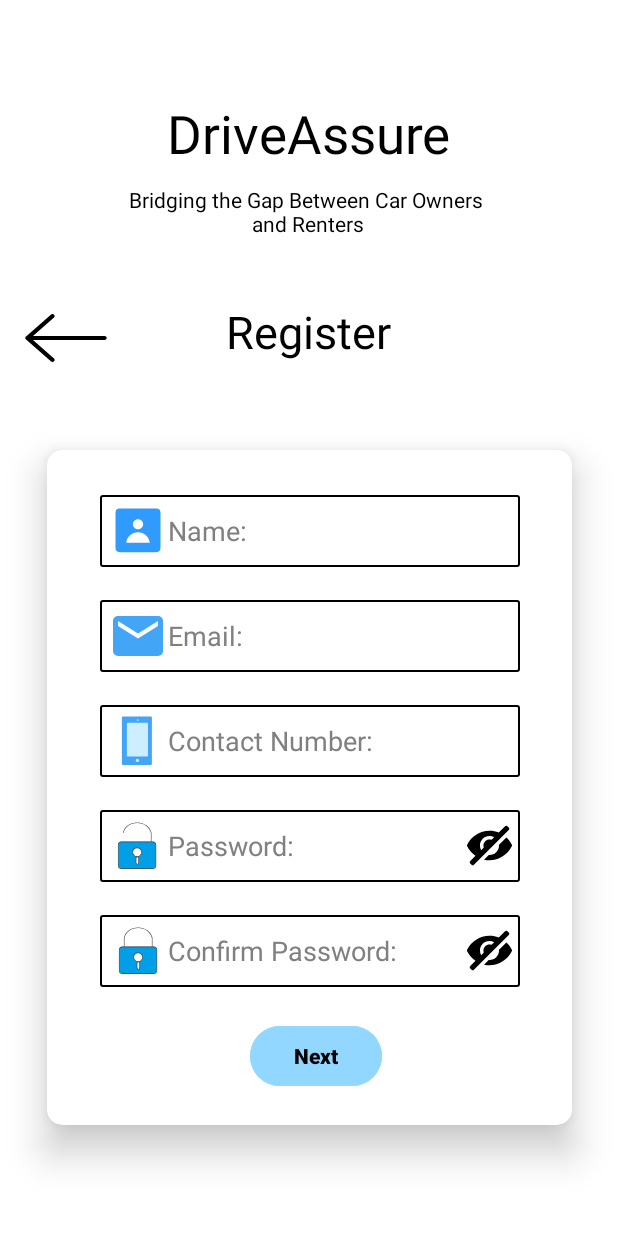
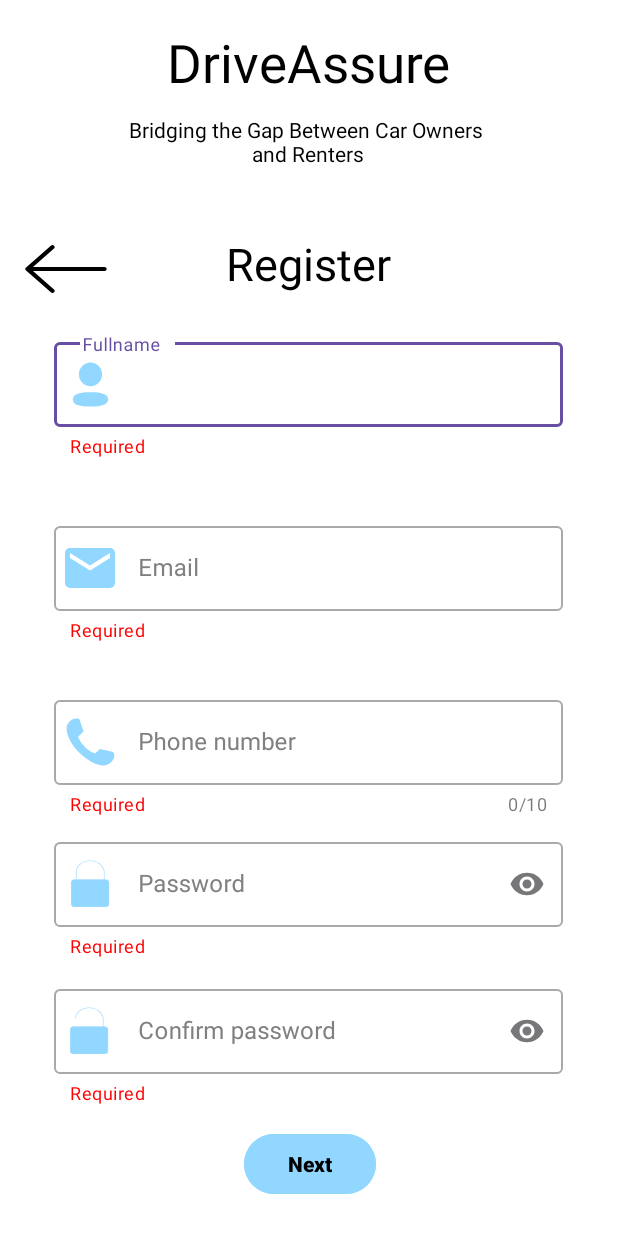
Before and after one commit to BradlyVinceGorgonio/DriveAssure, an Android app: the RegisterPage screen opened directly, with no data from a screen before it, on a phone screen of 412 x 824 dp. Shown: the top 1233 px of the screen. Run offline under Robolectric (Android 15) with nearby library versions, the phone set to English and light mode, and no system bars.

Commit message:
Register

```diff
--- /dev/null
+++ b/app/src/main/res/drawable/phone.xml
@@ -0,0 +1,4 @@
+<vector android:height="34.965855dp" android:viewportHeight="1024"
+    android:viewportWidth="1025" android:width="35dp" xmlns:android="http://schemas.android.com/apk/res/android">
+    <path android:fillColor="#FF000000" android:pathData="M377.1,307.6 L273.9,410.9C273.9,410.9 359.5,654.6 602.9,740.4L693.9,649.3 931.8,705.3C931.8,705.3 973.4,716.6 972.6,770.4 972.6,770.4 988.5,895.7 826.3,964.1 544.3,1046.3 -8.5,528.9 56.5,193.1 56.5,193.1 118.6,36.6 255.7,52.5 255.7,52.5 291.7,39.9 308.7,93.5L377.1,307.6 377.1,307.6Z"/>
+</vector>
--- /dev/null
+++ b/app/src/main/res/drawable/profile.xml
@@ -0,0 +1,4 @@
+<vector android:height="35dp" android:viewportHeight="1024"
+    android:viewportWidth="1024" android:width="35dp" xmlns:android="http://schemas.android.com/apk/res/android">
+    <path android:fillColor="#FF000000" android:pathData="M420.2,663.5a1148.7,1148.7 0,0 1,184.6 0,752.6 752.6,0 0,1 99.7,12.5c71.3,14.4 117.8,38 137.7,75.9 14.9,29.6 14.9,64.9 0,94.5 -19.9,38 -64.6,63 -138.4,75.9 -32.9,6.6 -66.2,10.9 -99.7,12.9 -31,3.4 -62,3.4 -93.4,3.4h-56.5a269.3,269.3 0,0 0,-34.3 -2.3,682.9 682.9,0 0,1 -99.7,-12.5c-71.3,-13.7 -117.8,-38 -137.7,-75.9A104.1,104.1 0,0 1,170.7 800.2a103,103 0,0 1,11.4 -48.2c19.6,-38 66.1,-62.6 138.1,-75.9 33,-6.5 66.4,-10.7 100,-12.5zM512.1,85.3c123.7,0 224,103.2 224,230.4 0,127.3 -100.3,230.4 -224,230.4S288,443.1 288,315.7c0,-127.2 100.3,-230.4 224.1,-230.4z"/>
+</vector>
--- a/app/src/main/res/layout/activity_login_home_page.xml
+++ b/app/src/main/res/layout/activity_login_home_page.xml
@@ -115,6 +115,7 @@
         android:layout_width="330dp"
         android:layout_height="wrap_content"
         android:hint=" Email"
+        app:startIconTint="@color/blue"
         android:textColor="@color/black"
         android:textColorHint="@color/grey"
         app:counterEnabled="true"
@@ -152,6 +153,7 @@
         app:counterMaxLength="30"
         app:endIconMode="password_toggle"
         app:helperText="Required"
+        app:startIconTint="@color/blue"
         app:startIconDrawable="@drawable/password_153"
         app:helperTextTextColor="@color/red"
         app:layout_constraintBottom_toBottomOf="parent"
--- a/app/src/main/res/layout/activity_register_page.xml
+++ b/app/src/main/res/layout/activity_register_page.xml
@@ -18,7 +18,7 @@
         app:layout_constraintEnd_toEndOf="parent"
         app:layout_constraintStart_toStartOf="parent"
         app:layout_constraintTop_toTopOf="parent"
-        app:layout_constraintVertical_bias="0.084"></TextView>
+        app:layout_constraintVertical_bias="0.023"></TextView>
 
     <TextView
         android:id="@+id/textView3"
@@ -47,7 +47,7 @@
         app:layout_constraintHorizontal_bias="0.045"
         app:layout_constraintStart_toStartOf="parent"
         app:layout_constraintTop_toTopOf="parent"
-        app:layout_constraintVertical_bias="0.259" />
+        app:layout_constraintVertical_bias="0.2" />
 
     <TextView
         android:id="@+id/textView"
@@ -61,138 +61,179 @@
         app:layout_constraintHorizontal_bias="0.498"
         app:layout_constraintStart_toStartOf="parent"
         app:layout_constraintTop_toTopOf="parent"
-        app:layout_constraintVertical_bias="0.256" />
-
-    <androidx.cardview.widget.CardView
-        android:id="@+id/cardView"
-        android:textColor="@color/black"
-        android:layout_width="350dp"
-        android:layout_height="450dp"
-        app:cardBackgroundColor="@android:color/white"
-        app:cardCornerRadius="10dp"
-        android:layout_marginTop="160dp"
-        app:cardElevation="15dp"
-        app:layout_constraintBottom_toBottomOf="parent"
-        app:layout_constraintEnd_toEndOf="parent"
-        app:layout_constraintHorizontal_bias="0.502"
-        app:layout_constraintStart_toStartOf="parent"
-        app:layout_constraintTop_toTopOf="parent"
-        app:layout_constraintVertical_bias="0.655">
+        app:layout_constraintVertical_bias="0.198" />
 
 
     <Button
         android:id="@+id/button4"
         android:layout_width="wrap_content"
         android:layout_height="wrap_content"
+        android:layout_marginLeft="135dp"
+        android:layout_marginBottom="24dp"
         android:backgroundTint="@color/blue"
-            android:layout_marginTop="380dp"
+        android:gravity="center"
+        android:text="Next"
         android:textColor="@color/black"
         android:textStyle="bold"
-           android:gravity="center"
-          android:text="Next"
-            android:layout_marginLeft="135dp"
         app:layout_constraintBottom_toBottomOf="parent"
         app:layout_constraintEnd_toEndOf="parent"
+        app:layout_constraintHorizontal_bias="0.145"
+        app:layout_constraintStart_toStartOf="parent" />
+
+    <com.google.android.material.textfield.TextInputLayout
+        android:id="@+id/textInputLayout3"
+        style="@style/Widget.MaterialComponents.TextInputLayout.OutlinedBox"
+        android:layout_width="350dp"
+        android:layout_height="wrap_content"
+        android:layout_marginBottom="440dp"
+        android:hint=" Fullname"
+        android:textColor="@color/black"
+        android:textColorHint="@color/grey"
+        app:endIconMode="clear_text"
+        app:helperText="Required"
+        app:helperTextTextColor="@color/red"
+        app:layout_constraintBottom_toBottomOf="parent"
+        app:layout_constraintEnd_toEndOf="parent"
+        app:layout_constraintHorizontal_bias="0.491"
         app:layout_constraintStart_toStartOf="parent"
-            app:layout_constraintTop_toBottomOf="@+id/confirmPassRegister"
-            app:layout_constraintVertical_bias="0.203"
-             />
+        app:layout_constraintTop_toBottomOf="@+id/textView"
+        app:layout_constraintVertical_bias="0.25"
+        app:startIconDrawable="@drawable/profile"
+        app:startIconTint="@color/blue">
+
+        <com.google.android.material.textfield.TextInputEditText
+            android:id="@+id/nameRegister"
+            android:layout_width="match_parent"
+            android:layout_height="wrap_content"
+            android:layout_marginStart="5dp"
+            android:layout_marginEnd="5dp"
+            android:maxLength="30"
+            android:textColor="@color/black" />
+    </com.google.android.material.textfield.TextInputLayout>
+
+    <com.google.android.material.textfield.TextInputLayout
+        android:id="@+id/textInputLayout"
+        style="@style/Widget.MaterialComponents.TextInputLayout.OutlinedBox"
+        android:layout_width="350dp"
+        android:layout_height="wrap_content"
+        android:layout_marginBottom="356dp"
+        android:hint=" Email"
+        android:textColor="@color/black"
+        android:textColorHint="@color/grey"
+        app:endIconMode="clear_text"
+        app:helperText="Required"
+        app:helperTextTextColor="@color/red"
+        app:layout_constraintBottom_toBottomOf="parent"
+        app:layout_constraintEnd_toEndOf="parent"
+        app:layout_constraintHorizontal_bias="0.491"
+        app:layout_constraintStart_toStartOf="parent"
+        app:layout_constraintTop_toBottomOf="@+id/textInputLayout3"
+        app:startIconDrawable="@drawable/email_205"
+        app:startIconTint="@color/blue">
+
+        <com.google.android.material.textfield.TextInputEditText
+            android:id="@+id/emailRegister"
+            android:layout_width="match_parent"
+            android:layout_height="wrap_content"
+            android:layout_marginStart="5dp"
+            android:layout_marginEnd="5dp"
+            android:maxLength="30"
+            android:textColor="@color/black" />
+    </com.google.android.material.textfield.TextInputLayout>
+
+    <com.google.android.material.textfield.TextInputLayout
+        android:id="@+id/textInputLayout4"
+        style="@style/Widget.MaterialComponents.TextInputLayout.OutlinedBox"
+        android:layout_width="350dp"
+        android:layout_height="wrap_content"
+        android:layout_marginBottom="272dp"
+        android:hint=" Phone number"
+        android:textColor="@color/black"
+        android:textColorHint="@color/grey"
+        app:counterEnabled="true"
+        app:counterMaxLength="10"
+        app:endIconMode="clear_text"
+        app:helperText="Required"
+        app:helperTextTextColor="@color/red"
+        app:layout_constraintBottom_toBottomOf="parent"
+        app:layout_constraintEnd_toEndOf="parent"
+        app:layout_constraintHorizontal_bias="0.491"
+        app:layout_constraintStart_toStartOf="parent"
+        app:layout_constraintTop_toBottomOf="@+id/textInputLayout"
+        app:layout_constraintVertical_bias="0.8"
+        app:prefixText="+63 "
+        app:prefixTextColor="@color/blue"
+        app:startIconDrawable="@drawable/phone"
+        app:startIconTint="@color/blue">
+
+        <com.google.android.material.textfield.TextInputEditText
+            android:id="@+id/contactRegister"
+            android:layout_width="match_parent"
+            android:layout_height="wrap_content"
+            android:layout_marginStart="5dp"
+            android:layout_marginEnd="5dp"
+            android:inputType="number"
+            android:textColor="@color/black" />
+    </com.google.android.material.textfield.TextInputLayout>
+
+    <com.google.android.material.textfield.TextInputLayout
+        android:id="@+id/textInputLayout5"
+        style="@style/Widget.MaterialComponents.TextInputLayout.OutlinedBox"
+        android:layout_width="350dp"
+        android:layout_height="wrap_content"
+        android:layout_marginTop="12dp"
+        android:hint=" Password"
+        android:textColor="@color/black"
+        android:textColorHint="@color/grey"
+        app:endIconMode="password_toggle"
+        app:helperText="Required"
+        app:helperTextTextColor="@color/red"
+        app:layout_constraintEnd_toEndOf="parent"
+        app:layout_constraintHorizontal_bias="0.491"
+        app:layout_constraintStart_toStartOf="parent"
+        app:layout_constraintTop_toBottomOf="@+id/textInputLayout4"
+        app:startIconDrawable="@drawable/password_153"
+        app:startIconTint="@color/blue">
+
+        <com.google.android.material.textfield.TextInputEditText
+            android:id="@+id/passwordRegister"
+            android:layout_width="match_parent"
+            android:layout_height="wrap_content"
+            android:layout_marginStart="5dp"
+            android:layout_marginEnd="5dp"
+            android:inputType="textPassword"
+            android:maxLength="30"
+            android:textColor="@color/black" />
+    </com.google.android.material.textfield.TextInputLayout>
+
+    <com.google.android.material.textfield.TextInputLayout
+        style="@style/Widget.MaterialComponents.TextInputLayout.OutlinedBox"
+        android:layout_width="350dp"
+        android:layout_height="wrap_content"
+        android:hint=" Confirm password"
+        android:textColor="@color/black"
+        android:textColorHint="@color/grey"
+        app:endIconMode="password_toggle"
+        app:helperText="Required"
+        app:helperTextTextColor="@color/red"
+        app:layout_constraintBottom_toTopOf="@+id/button4"
+        app:layout_constraintEnd_toEndOf="parent"
+        app:layout_constraintHorizontal_bias="0.491"
+        app:layout_constraintStart_toStartOf="parent"
+        app:layout_constraintTop_toBottomOf="@+id/textInputLayout5"
+        app:startIconDrawable="@drawable/password_152"
+        app:startIconTint="@color/blue">
+
+        <com.google.android.material.textfield.TextInputEditText
+            android:id="@+id/confirmPassRegister"
+            android:layout_width="match_parent"
+            android:layout_height="wrap_content"
+            android:layout_marginStart="5dp"
+            android:layout_marginEnd="5dp"
+            android:inputType="textPassword"
+            android:maxLength="30"
+            android:textColor="@color/black" />
+    </com.google.android.material.textfield.TextInputLayout>
 
 
-        <EditText
-            android:textColorHint="@color/grey"
-            android:id="@+id/nameRegister"
-            android:textColor="@color/black"
-            android:layout_width="280dp"
-            android:layout_height="48dp"
-            android:background="@drawable/text_border"
-            android:layout_marginLeft="35dp"
-            android:layout_marginTop="30dp"
-            android:hint="Name:"
-            android:drawableLeft="@drawable/profile_39"
-            android:inputType="text"
-            android:paddingLeft="5dp"
-            app:layout_constraintBottom_toBottomOf="parent"
-            app:layout_constraintEnd_toEndOf="parent"
-            app:layout_constraintStart_toStartOf="parent"
-            app:layout_constraintTop_toTopOf="parent"
-            tools:ignore="DuplicateClickableBoundsCheck" />
-
-        <EditText
-            android:id="@+id/emailRegister"
-            android:textColor="@color/black"
-            android:layout_width="280dp"
-            android:layout_height="48dp"
-            android:background="@drawable/text_border"
-            android:layout_marginLeft="35dp"
-            android:layout_marginTop="100dp"
-            android:hint="Email:"
-            android:textColorHint="@color/grey"
-            android:drawableLeft="@drawable/email_205"
-            android:inputType="textEmailAddress"
-            android:paddingLeft="5dp"
-            app:layout_constraintTop_toBottomOf="@+id/nameRegister"
-            app:layout_constraintStart_toStartOf="parent"
-            app:layout_constraintEnd_toEndOf="parent" />
-
-        <EditText
-            android:id="@+id/contactRegister"
-            android:layout_width="280dp"
-            android:layout_height="48dp"
-            android:layout_marginLeft="35dp"
-            android:textColor="@color/black"
-            android:layout_marginTop="170dp"
-            android:background="@drawable/text_border"
-            android:drawableLeft="@drawable/phone_90"
-            android:ems="11"
-            android:hint="Contact Number:"
-            android:textColorHint="@color/grey"
-            android:inputType="number"
-            android:paddingLeft="5dp"
-            app:layout_constraintEnd_toEndOf="parent"
-            app:layout_constraintStart_toStartOf="parent"
-            app:layout_constraintTop_toBottomOf="@+id/emailRegister" />
-
-        <EditText
-            android:id="@+id/passwordRegister"
-            android:layout_width="280dp"
-            android:layout_height="48dp"
-            android:layout_marginLeft="35dp"
-            android:textColor="@color/black"
-            android:layout_marginTop="240dp"
-            android:background="@drawable/text_border"
-            android:drawableLeft="@drawable/password_152"
-            android:drawableRight="@drawable/hide_12"
-            android:ems="10"
-            android:hint="Password:"
-            android:textColorHint="@color/grey"
-            android:longClickable="false"
-            android:inputType="textPassword"
-            android:paddingLeft="5dp"
-            android:paddingRight="5dp"
-            app:layout_constraintEnd_toEndOf="parent"
-            app:layout_constraintStart_toStartOf="parent"
-            app:layout_constraintTop_toBottomOf="@+id/contactRegister" />
-
-        <EditText
-            android:id="@+id/confirmPassRegister"
-            android:layout_width="280dp"
-            android:layout_height="48dp"
-            android:background="@drawable/text_border"
-            android:textColor="@color/black"
-            android:layout_marginLeft="35dp"
-            android:layout_marginTop="310dp"
-            android:ems="10"
-            android:hint="Confirm Password:"
-            android:textColorHint="@color/grey"
-            android:inputType="textPassword"
-            android:paddingLeft="5dp"
-            android:drawableLeft="@drawable/password_153"
-            android:drawableRight="@drawable/hide_12"
-            android:paddingRight="5dp"
-            app:layout_constraintTop_toBottomOf="@+id/passwordRegister"
-            app:layout_constraintStart_toStartOf="parent"
-            app:layout_constraintEnd_toEndOf="parent" />
-    </androidx.cardview.widget.CardView>
-
 </androidx.constraintlayout.widget.ConstraintLayout>
```
Lines whose indentation alone changed are shown as unchanged.
